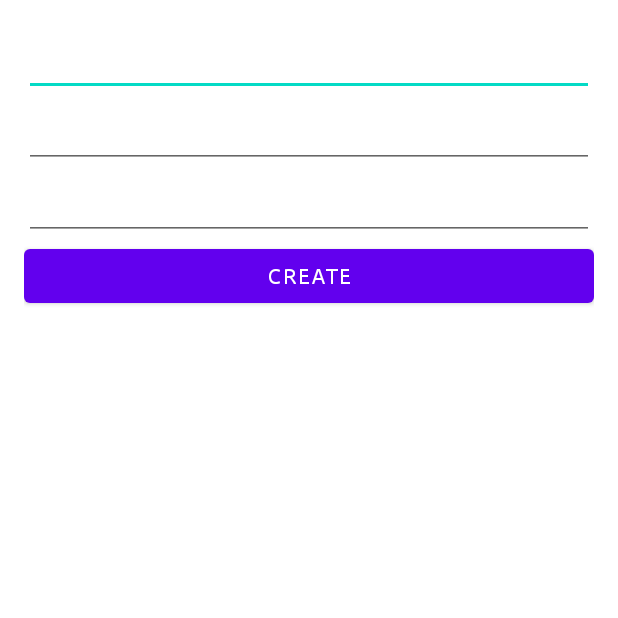
After one commit to KrustyKrab-UCSD/Banknote, an Android app: the NewAccountActivity screen opened directly, with no data from a screen before it, on a phone screen of 412 x 824 dp, the top half of it. The commit adds this screen. Run offline under Robolectric (Android 15) with nearby library versions, the light colour scheme and no system bars; libraries missing offline, so code that uses them is left out: com.parse.

Commit message:
created basic functionality for accounts, create account, and settings screens

```diff
--- a/app/build.gradle
+++ b/app/build.gradle
@@ -38,6 +38,8 @@ dependencies {
     implementation 'androidx.appcompat:appcompat:1.3.1'
     implementation 'com.google.android.material:material:1.4.0'
     implementation 'androidx.constraintlayout:constraintlayout:2.1.1'
+    implementation 'androidx.legacy:legacy-support-v4:1.0.0'
+    implementation 'androidx.preference:preference:1.1.1'
     testImplementation 'junit:junit:4.+'
     androidTestImplementation 'androidx.test.ext:junit:1.1.3'
     androidTestImplementation 'androidx.test.espresso:espresso-core:3.4.0'
--- a/app/src/main/java/com/example/banknote/BankSelectionAdapter.java
+++ b/app/src/main/java/com/example/banknote/BankSelectionAdapter.java
@@ -51,7 +51,7 @@ public class BankSelectionAdapter extends RecyclerView.Adapter<BankSelectionAdap
 
         public ViewHolder(@NonNull View itemView) {
             super(itemView);
-            tvBankName = itemView.findViewById(R.id.tvBankName);
+            tvBankName = itemView.findViewById(R.id.etBankName);
             ivBankImage = itemView.findViewById(R.id.ivBankImage);
         }
 
--- /dev/null
+++ b/app/src/main/java/com/example/banknote/NewAccountActivity.java
@@ -0,0 +1,99 @@
+package com.example.banknote;
+
+import androidx.appcompat.app.AppCompatActivity;
+
+import android.content.Intent;
+import android.os.Bundle;
+import android.util.Log;
+import android.view.View;
+import android.widget.Button;
+import android.widget.EditText;
+import android.widget.Toast;
+
+import com.example.banknote.Models.Account;
+import com.parse.ParseException;
+import com.parse.ParseUser;
+import com.parse.SaveCallback;
+
+import java.util.List;
+
+public class NewAccountActivity extends AppCompatActivity {
+
+    private EditText etAccountName;
+    private EditText etBankName;
+    private EditText etBalance;
+    private Button btnCreateAccount;
+    public static final String TAG = "NewAccountActivity";
+
+
+    @Override
+    protected void onCreate(Bundle savedInstanceState) {
+        super.onCreate(savedInstanceState);
+        setContentView(R.layout.activity_new_account);
+
+        etAccountName = findViewById(R.id.etAccountName);
+        etBankName = findViewById(R.id.etBankName);
+        etBalance = findViewById(R.id.etBalance);
+        btnCreateAccount = findViewById(R.id.btnCreateAccount);
+
+        btnCreateAccount.setOnClickListener(new View.OnClickListener() {
+            @Override
+            public void onClick(View view) {
+                String accountName = etAccountName.getText().toString();
+                if (accountName.isEmpty()) {
+                    Toast.makeText(NewAccountActivity.this, "Account name can't be empty!", Toast.LENGTH_SHORT).show();
+                    return;
+                }
+
+                String bankName = etBankName.getText().toString();
+                if (bankName.isEmpty()) {
+                    Toast.makeText(NewAccountActivity.this, "Bank name can't be empty!", Toast.LENGTH_SHORT).show();
+                    return;
+                }
+
+                String balanceString = etBalance.getText().toString();
+                double balance = 0.00;
+
+                if (!balanceString.isEmpty()) {
+                    try {
+                        balance = Double.parseDouble(balanceString);
+                    }
+                    catch (NumberFormatException e) {
+                        Toast.makeText(NewAccountActivity.this, "Balance is invalid!", Toast.LENGTH_SHORT).show();
+                        Log.e(TAG, "Error in parseing balance", e);
+                        return;
+                    }
+                }
+
+                ParseUser currentUser = ParseUser.getCurrentUser();
+                saveAccount(accountName, bankName, balance, currentUser);
+                goMainActivity();
+            }
+        });
+
+    }
+
+    private void saveAccount(String accountName, String bankName, double balance, ParseUser currentUser) {
+        Account account = new Account();
+        account.setAccountName(accountName);
+        account.setBankName(bankName);
+        account.setBalance(balance);
+        account.setUser(currentUser);
+        account.saveInBackground(new SaveCallback() {
+            @Override
+            public void done(ParseException e) {
+                if (e != null) {
+                    Log.e(TAG, "Error while saving", e);
+                    Toast.makeText(NewAccountActivity.this, "Error while saving!", Toast.LENGTH_SHORT).show();
+                }
+                Log.i(TAG, "Account save was successful!");
+            }
+        });
+    }
+
+    private void goMainActivity() {
+        Intent i = new Intent(NewAccountActivity.this, MainActivity.class);
+        startActivity(i);
+        finish();
+    }
+}
--- /dev/null
+++ b/app/src/main/res/layout/activity_new_account.xml
@@ -0,0 +1,41 @@
+<?xml version="1.0" encoding="utf-8"?>
+<LinearLayout xmlns:android="http://schemas.android.com/apk/res/android"
+    xmlns:app="http://schemas.android.com/apk/res-auto"
+    xmlns:tools="http://schemas.android.com/tools"
+    android:layout_width="match_parent"
+    android:layout_height="match_parent"
+    android:orientation="vertical"
+    android:padding="16dp"
+    tools:context=".NewAccountActivity">
+
+    <EditText
+        android:id="@+id/etAccountName"
+        android:layout_width="match_parent"
+        android:layout_height="wrap_content"
+        android:fontFamily="@font/ubuntu_regular"
+        android:minHeight="48dp"
+        tools:text="Account Name..." />
+
+    <EditText
+        android:id="@+id/etBankName"
+        android:layout_width="match_parent"
+        android:layout_height="wrap_content"
+        android:fontFamily="@font/ubuntu_regular"
+        android:minHeight="48dp"
+        tools:text="Bank Name..." />
+
+    <EditText
+        android:id="@+id/etBalance"
+        android:layout_width="match_parent"
+        android:layout_height="wrap_content"
+        android:fontFamily="@font/ubuntu_regular"
+        android:minHeight="48dp"
+        tools:text="Balance in Account..." />
+
+    <Button
+        android:id="@+id/btnCreateAccount"
+        android:layout_width="match_parent"
+        android:layout_height="wrap_content"
+        android:fontFamily="@font/ubuntu_regular"
+        android:text="Create" />
+</LinearLayout>
--- a/app/src/main/res/layout/item_bank.xml
+++ b/app/src/main/res/layout/item_bank.xml
@@ -28,7 +28,7 @@
             app:srcCompat="@drawable/chase" />
 
         <TextView
-            android:id="@+id/tvBankName"
+            android:id="@+id/etBankName"
             android:layout_width="wrap_content"
             android:layout_height="wrap_content"
             android:layout_marginStart="16dp"
```
Also changed, not shown: app/src/main/AndroidManifest.xml (+3 -6 lines), app/src/main/java/com/example/banknote/Accounts.java (deleted, +0 -14 lines), app/src/main/java/com/example/banknote/AccountsAdapter.java (added, +58 -0 lines), app/src/main/java/com/example/banknote/AccountsFragment.java (added, +111 -0 lines), app/src/main/java/com/example/banknote/CreateAccount.java (deleted, +0 -14 lines), app/src/main/java/com/example/banknote/MainActivity.java (+4 -6 lines), app/src/main/java/com/example/banknote/Models/Account.java (added, +46 -0 lines), app/src/main/java/com/example/banknote/SettingsFragment.java (added, +23 -0 lines), app/src/main/res/layout/activity_accounts.xml (deleted, +0 -33 lines), app/src/main/res/layout/activity_create_account.xml (deleted, +0 -9 lines), app/src/main/res/layout/fragment_accounts.xml (added, +32 -0 lines), app/src/main/res/layout/item_account.xml (added, +18 -0 lines), app/src/main/res/values/arrays.xml (added, +12 -0 lines), app/src/main/res/values/strings.xml (+16 -0 lines), 1 more files.
